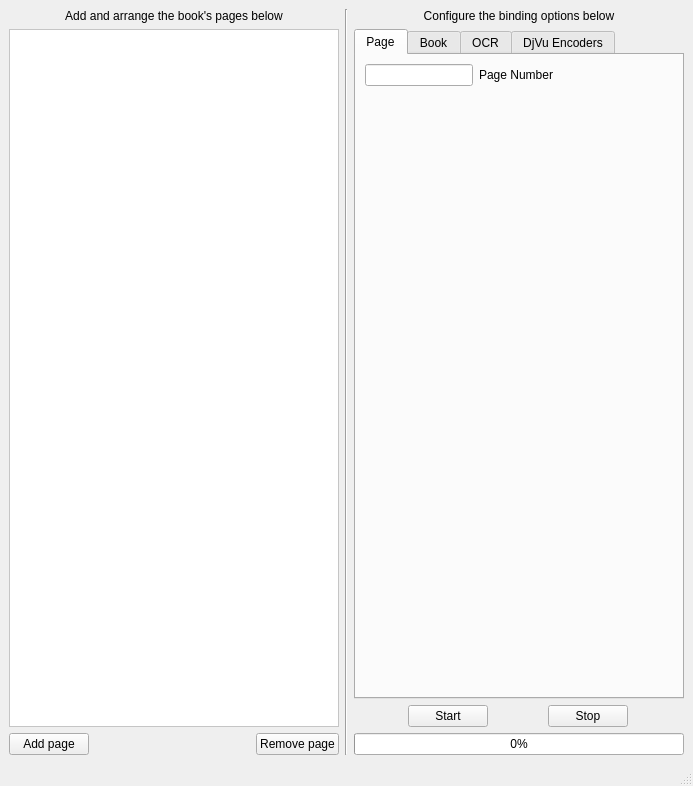
Above: gui.ui from Blender3D/Bindery before the change. Below: the same form after it.
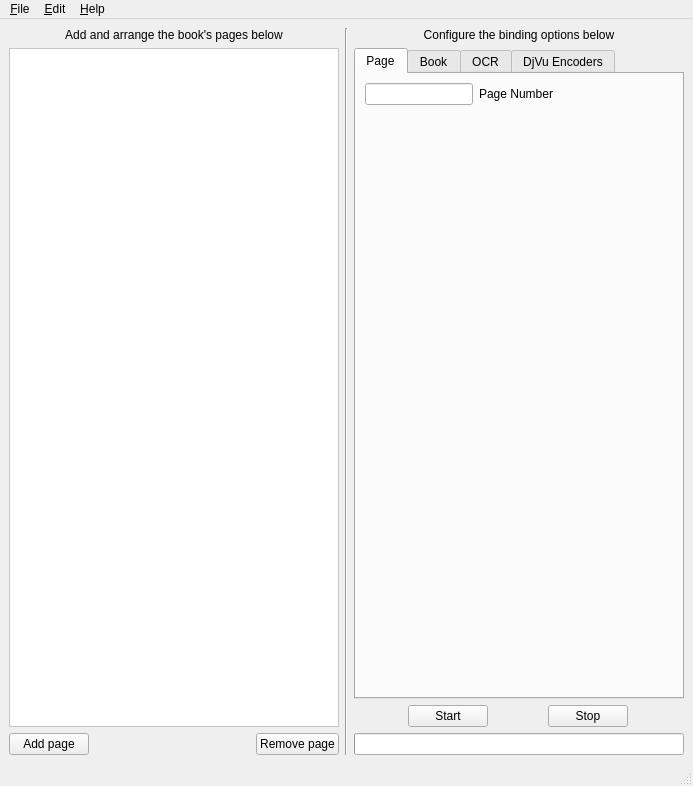
That is the form after the change. Icons and pictures are not drawn. Custom widgets are drawn as their Qt base class.

Diff of the .ui file:
```diff
--- a/gui.ui
+++ b/gui.ui
@@ -379,11 +379,8 @@
       </item>
       <item>
        <widget class="QProgressBar" name="progressBar">
-        <property name="value">
-         <number>0</number>
-        </property>
-        <property name="format">
-         <string>%p%</string>
+        <property name="invertedAppearance">
+         <bool>false</bool>
         </property>
        </widget>
       </item>
@@ -396,6 +393,46 @@
     <bool>true</bool>
    </property>
   </widget>
+  <widget class="QMenuBar" name="menuBar">
+   <property name="geometry">
+    <rect>
+     <x>0</x>
+     <y>0</y>
+     <width>693</width>
+     <height>25</height>
+    </rect>
+   </property>
+   <widget class="QMenu" name="menuFile">
+    <property name="title">
+     <string>&amp;File</string>
+    </property>
+    <addaction name="newMenuButton"/>
+    <addaction name="openMenuItem"/>
+    <addaction name="separator"/>
+    <addaction name="saveMenuItem"/>
+    <addaction name="saveAsMenuItem"/>
+    <addaction name="separator"/>
+    <addaction name="quitMenuItem"/>
+   </widget>
+   <widget class="QMenu" name="menuEdit">
+    <property name="title">
+     <string>&amp;Edit</string>
+    </property>
+    <addaction name="filePreviewsMenuItem"/>
+    <addaction name="advancedOptionsMenuItem"/>
+   </widget>
+   <widget class="QMenu" name="menuAbout">
+    <property name="title">
+     <string>&amp;Help</string>
+    </property>
+    <addaction name="helpMenuItem"/>
+    <addaction name="separator"/>
+    <addaction name="aboutMenuItem"/>
+   </widget>
+   <addaction name="menuFile"/>
+   <addaction name="menuEdit"/>
+   <addaction name="menuAbout"/>
+  </widget>
   <action name="actionNew">
    <property name="text">
     <string>New</string>
```
Left out of the diff: 85 changed lines with no effect on the pictures.
